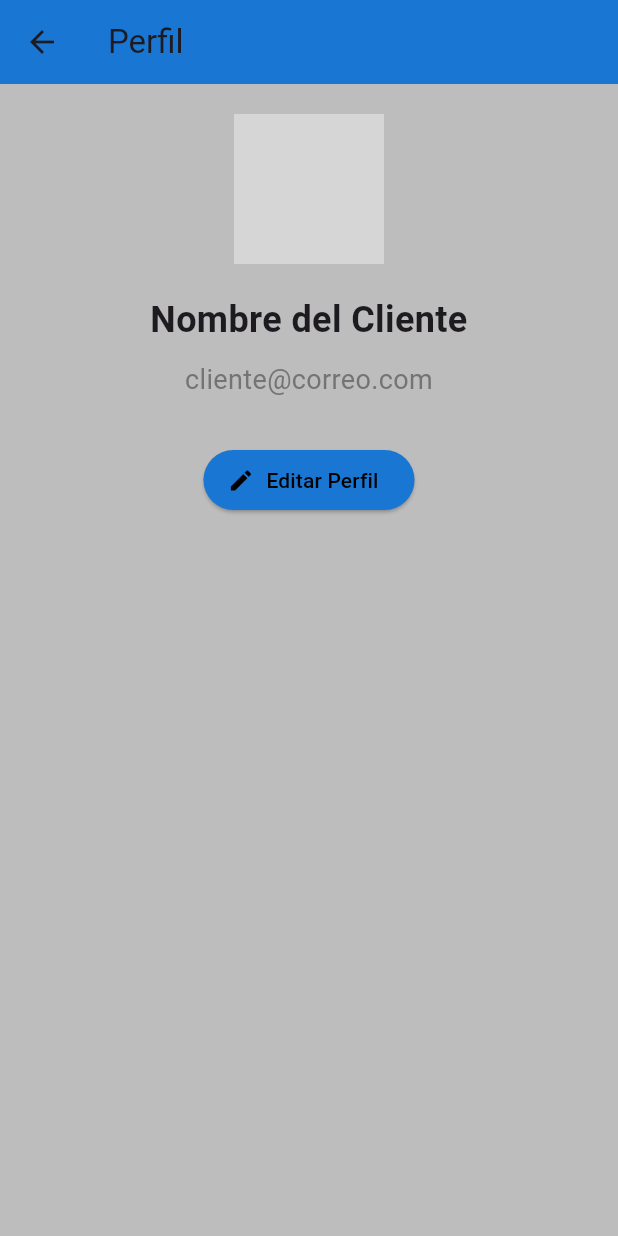
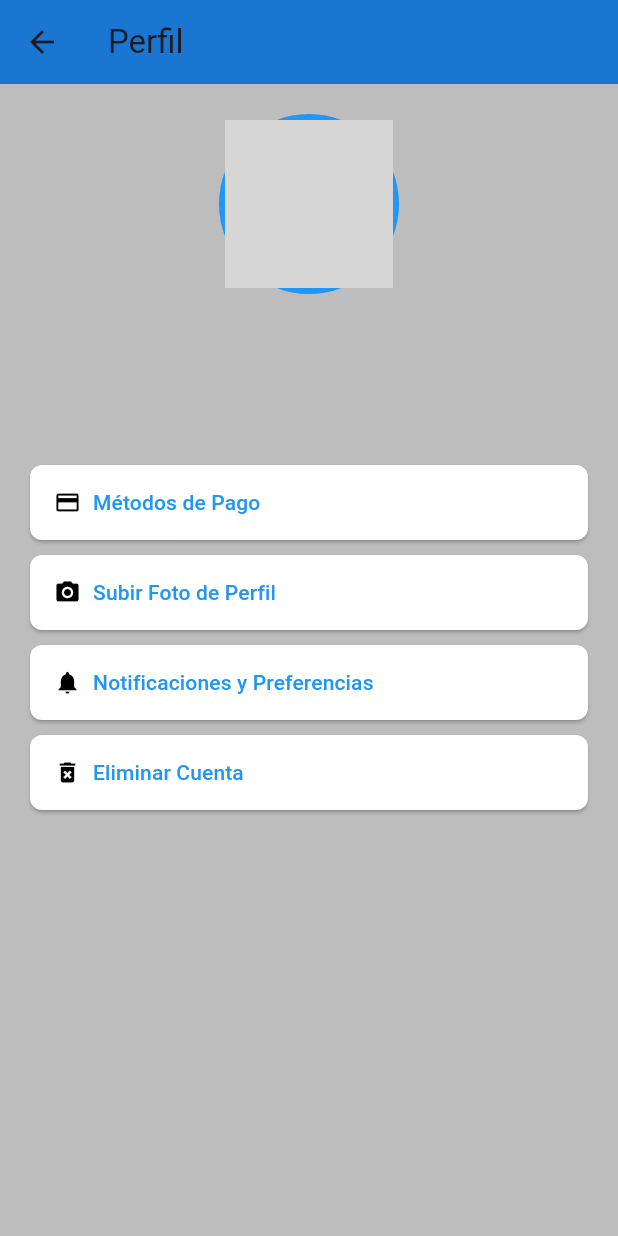
Before and after one commit to Limberg03/inmoviva_flutter, a Flutter app: the PerfilPage screen opened by its route, on a phone screen of 412 x 824 dp. Run offline on Flutter 3.47's test engine with Material 3 defaults, Android fonts, the phone set to English and light mode, and no system bars; our stand-ins replace flutter_secure_storage, sqflite_common_ffi; accounts and stored records are empty; network calls fail; grey boxes are pictures that could not be loaded.

Commit message:
perfil eddy final

```diff
--- a/lib/screens/cliente/perfil_page.dart
+++ b/lib/screens/cliente/perfil_page.dart
@@ -1,4 +1,6 @@
 import 'package:flutter/material.dart';
+import 'package:inmoviva/services/auth/auth_service.dart';
+import 'package:provider/provider.dart';
 
 class PerfilPage extends StatefulWidget {
   const PerfilPage({super.key});
@@ -8,9 +10,6 @@ class PerfilPage extends StatefulWidget {
 }
 
 class _PerfilPageState extends State<PerfilPage> {
-  bool isEditing = false; // Controla si el perfil está en modo edición o visualización
-  TextEditingController nameController = TextEditingController(text: 'Nombre del Cliente');
-
   @override
   Widget build(BuildContext context) {
     return Scaffold(
@@ -20,7 +19,9 @@ class _PerfilPageState extends State<PerfilPage> {
       ),
       body: Padding(
         padding: const EdgeInsets.all(20.0),
-        child: Column(
+        child: Consumer<AuthService>(
+          builder: (context, auth, child) {
+            return Column(
               crossAxisAlignment: CrossAxisAlignment.center,
               mainAxisAlignment: MainAxisAlignment.start,
               children: [
@@ -30,70 +31,138 @@ class _PerfilPageState extends State<PerfilPage> {
                   alignment: Alignment.topCenter, // Centra los elementos horizontalmente
                   child: Column(
                     children: [
-                  // Foto de perfil
-                  const CircleAvatar(
-                    radius: 50,
+                      // Contenedor con borde circular azul alrededor de la foto de perfil
+                      Container(
+                        width: 120, // Aumenta el tamaño total de la imagen
+                        height: 120,
+                        decoration: BoxDecoration(
+                          shape: BoxShape.circle,
+                          border: Border.all(
+                            color: Colors.blue, // Color del borde
+                            width: 4.0, // Grosor del borde
+                          ),
+                        ),
+                        child: const CircleAvatar(
+                          radius: 54, // Tamaño de la imagen dentro del marco
                           backgroundImage: NetworkImage(
                             'https://encrypted-tbn0.gstatic.com/images?q=tbn:ANd9GcTwyXeKDN29AmZgZPLS7n0Bepe8QmVappBwZCeA3XWEbWNdiDFB',
                           ),
                         ),
+                      ),
                       const SizedBox(height: 20),
 
-                  // Nombre editable o no editable según el modo
-                  isEditing
-                      ? TextField(
-                          controller: nameController,
-                          textAlign: TextAlign.center, // Centra el texto dentro del TextField
-                          decoration: const InputDecoration(
-                            labelText: 'Nombre',
-                            border: OutlineInputBorder(),
-                          ),
-                        )
-                      : Text(
-                          nameController.text,
-                          textAlign: TextAlign.center, // Centra el texto
+                      // Nombre del usuario en negrita y más grande
+                      Text(
+                        auth.user.name,
                         style: const TextStyle(
-                            fontSize: 24,
-                            fontWeight: FontWeight.bold,
+                          fontSize: 22, // Tamaño de letra más grande
+                          fontWeight: FontWeight.bold, // Texto en negrita
                         ),
                       ),
-
                       const SizedBox(height: 10),
 
-                  // Correo electrónico (no editable)
-                  const Text(
-                    'cliente@correo.com',
-                    style: TextStyle(
-                      fontSize: 18,
-                      color: Color.fromARGB(255, 116, 116, 116),
+                      // Correo electrónico del usuario con tono más oscuro
+                      Text(
+                        auth.user.email,
+                        style: const TextStyle(
+                          fontSize: 16,
+                          color: Color.fromARGB(255, 60, 60, 60), // Tono más oscuro
                         ),
-                    textAlign: TextAlign.center, // Centra el correo
+                        textAlign: TextAlign.center,
                       ),
 
                       const SizedBox(height: 30),
 
-                  // Botón para alternar entre editar o guardar perfil
-                  ElevatedButton.icon(
-                    onPressed: () {
-                      setState(() {
-                        isEditing = !isEditing; // Cambiar entre edición y visualización
-                      });
-                    },
-                    icon: Icon(isEditing ? Icons.save : Icons.edit, color: Colors.black), // Ícono negro
-                    label: Text(
-                      isEditing ? 'Guardar' : 'Editar Perfil',
-                      style: const TextStyle(color: Colors.black), // Texto negro
+                      // Botones adicionales en columnas
+                      Column(
+                        children: [
+                          _buildProfileOptionButton(
+                            icon: Icons.credit_card,
+                            label: 'Métodos de Pago',
+                            onPressed: () {}, // Acción vacía
                           ),
-                    style: ElevatedButton.styleFrom(
-                      backgroundColor: Colors.blue[700],
+                          const SizedBox(height: 10),
+                          _buildProfileOptionButton(
+                            icon: Icons.camera_alt,
+                            label: 'Subir Foto de Perfil',
+                            onPressed: () {}, // Acción vacía
                           ),
+                          const SizedBox(height: 10),
+                          _buildProfileOptionButton(
+                            icon: Icons.notifications,
+                            label: 'Notificaciones y Preferencias',
+                            onPressed: () {}, // Acción vacía
+                          ),
+                          const SizedBox(height: 10),
+                          _buildProfileOptionButton(
+                            icon: Icons.delete_forever,
+                            label: 'Eliminar Cuenta',
+                            onPressed: () => _showDeleteConfirmationDialog(context), // Acción para mostrar el diálogo de confirmación
+                          ),
+                        ],
                       ),
                     ],
                   ),
                 ),
               ],
+            );
+          },
         ),
       ),
     );
   }
+
+  // Método para construir los botones de opciones
+  Widget _buildProfileOptionButton({
+    required IconData icon,
+    required String label,
+    required VoidCallback onPressed,
+  }) {
+    return ElevatedButton.icon(
+      onPressed: onPressed,
+      icon: Icon(icon, color: Colors.black),
+      label: Text(
+        label,
+        style: const TextStyle(color: Colors.blue), // Texto en azul
+      ),
+      style: ElevatedButton.styleFrom(
+        backgroundColor: Colors.white, // Fondo blanco
+        minimumSize: const Size(double.infinity, 50), // Ancho total y altura fija
+        shape: RoundedRectangleBorder(
+          borderRadius: BorderRadius.circular(8), // Bordes menos ovalados
+        ),
+        alignment: Alignment.centerLeft, // Icono y texto alineados a la izquierda
+      ),
+    );
   }
+
+  // Método para mostrar el diálogo de confirmación de eliminación
+  void _showDeleteConfirmationDialog(BuildContext context) {
+    showDialog(
+      context: context,
+      builder: (BuildContext context) {
+        return AlertDialog(
+          title: const Text('¿Está seguro de eliminar su cuenta?'),
+          content: const Text(
+            'Al aceptar, se eliminarán los datos almacenados en su cuenta.',
+          ),
+          actions: <Widget>[
+            TextButton(
+              child: const Text('Cancelar'),
+              onPressed: () {
+                Navigator.of(context).pop(); // Cierra el diálogo
+              },
+            ),
+            TextButton(
+              child: const Text('Aceptar'),
+              onPressed: () {
+                // Aquí puedes agregar la lógica para eliminar la cuenta del usuario
+                Navigator.of(context).pop(); // Cierra el diálogo
+              },
+            ),
+          ],
+        );
+      },
+    );
+  }
+}
```
Lines whose indentation alone changed are shown as unchanged.
